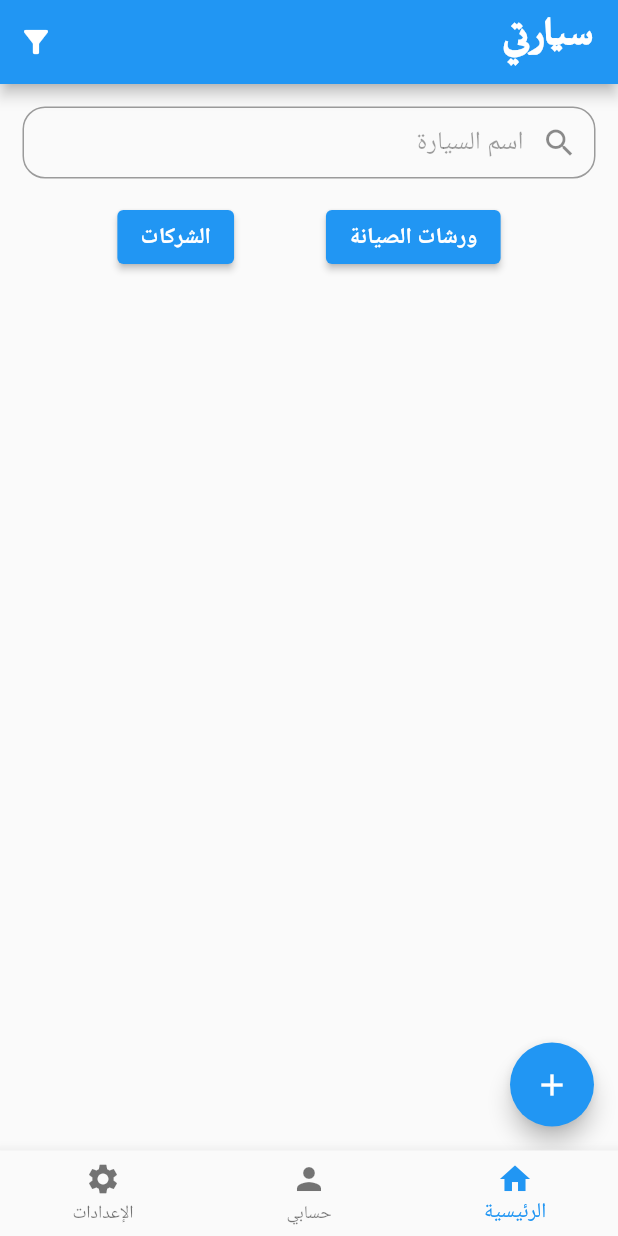
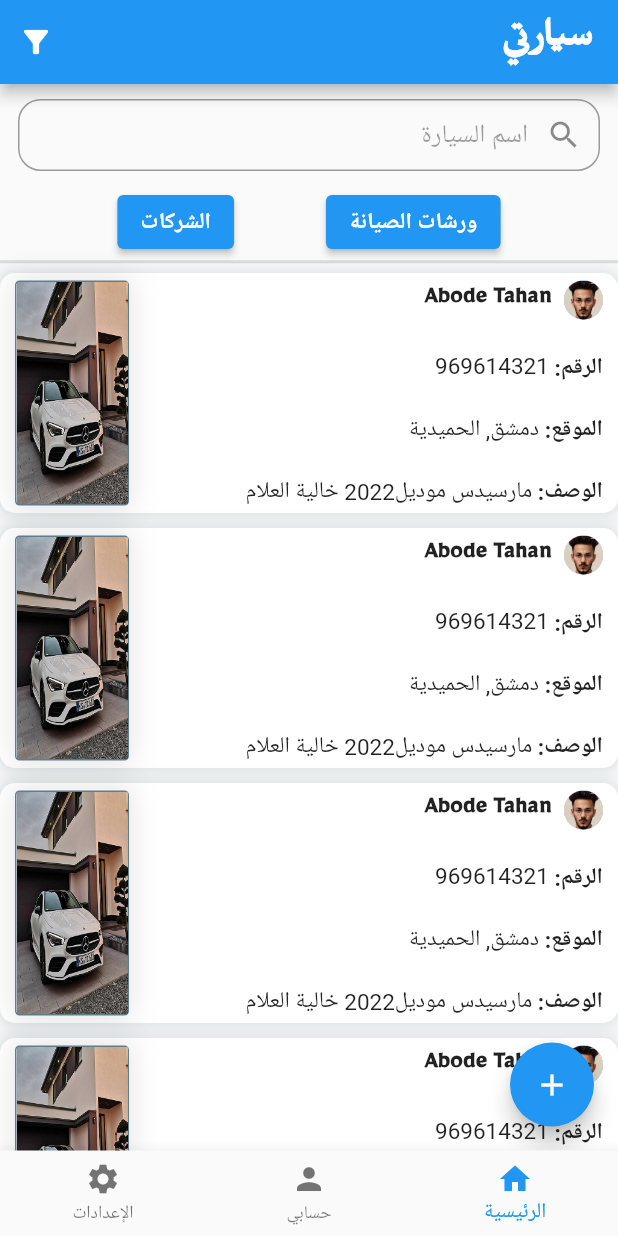
Before and after one commit to MajdBadran/myCar, a Flutter app: the screen it shows after launch, on a phone screen of 412 x 824 dp. Run offline on Flutter 3.47's test engine with Material 2 defaults, Android fonts, the phone set to English and light mode, and no system bars; our stand-ins replace flutter_otp_text_field, get, get_storage.

Commit message:
HomePage Commit

```diff
--- /dev/null
+++ b/lib/Widget/InfoPost_Widget.dart
@@ -0,0 +1,109 @@
+import 'package:flutter/material.dart';
+import 'package:get/get.dart';
+import 'package:mycar/home/displayPost.dart';
+import '../model/postInfo_Model.dart';
+import '../model/userprofile_model.dart';
+import 'ProfileWidget.dart';
+
+class InfoPost extends StatelessWidget {
+  const InfoPost({Key? key}) : super(key: key);
+
+  @override
+  Widget build(BuildContext context) {
+    final post = PostPreferences.PostInfo;
+    final user = UserPreferences.myUser;
+    return InkWell(
+      onTap: (){Get.to(DisplayPost());},
+      child: Container(
+        margin: EdgeInsets.symmetric(vertical: 5),
+        decoration: BoxDecoration(
+          color: Colors.white,
+          borderRadius: BorderRadius.circular(10),
+          boxShadow: [
+            BoxShadow(
+                spreadRadius: 2,
+                blurRadius: 8,
+                color: Colors.blueGrey.withOpacity(0.2)),
+          ],
+        ),
+        height: 160,
+        child: Padding(
+            padding:
+                const EdgeInsets.only(top: 5, left: 10, right: 10, bottom: 5),
+            child: Row(
+              mainAxisAlignment: MainAxisAlignment.spaceBetween,
+              children: [
+                Column(
+                  crossAxisAlignment: CrossAxisAlignment.start,
+                  mainAxisAlignment: MainAxisAlignment.spaceBetween,
+                  children: [
+                    Row(
+                      children: [
+                        CircleAvatar(
+                          child: ProfileWidget(imagePath: user.image),
+                          radius: 13,
+                        ),
+                        SizedBox(
+                          width: 8,
+                        ),
+                        Text(
+                          post.name,
+                          style: TextStyle(
+                              fontSize: 17,
+                              fontWeight: FontWeight.bold,
+                              fontFamily: "Mirza"),
+                        ),
+                      ],
+                    ),
+                    Row(
+                      children: [
+                        Text("الرقم: ",
+                            style: TextStyle(
+                              fontWeight: FontWeight.bold,
+                            )),
+                        Text("${post.number}"),
+                      ],
+                    ),
+                    Row(
+                      children: [
+                        Text("الموقع: ",
+                            style: TextStyle(
+                              fontWeight: FontWeight.bold,
+                            )),
+                        Text("${post.location}"),
+                      ],
+                    ),
+                    Row(
+                      children: [
+                        Text("الوصف: ",
+                            style: TextStyle(
+                              fontWeight: FontWeight.bold,
+                            )),
+                        Text("${post.description}"),
+                      ],
+                    ),
+                  ],
+                ),
+                Container(
+                    alignment: Alignment.topRight,
+                    height: 150,
+                    width: 76,
+                    decoration: BoxDecoration(
+                        borderRadius: BorderRadius.circular(3),
+                        border: Border.all(color: Colors.blueGrey),
+                        shape: BoxShape.rectangle,
+                        boxShadow: [
+                          BoxShadow(
+                              spreadRadius: 2,
+                              blurRadius: 15,
+                              color: Colors.black.withOpacity(0.1))
+                        ]),
+                    child: Image(
+                      image: AssetImage(post.image),
+                    )),
+              ],
+            )),
+      ),
+    );
+  }
+}
--- a/lib/auth/login.dart
+++ b/lib/auth/login.dart
@@ -5,12 +5,6 @@ import 'package:mycar/controller/logIn_controller.dart';
 import '../Widget/buttonAuth.dart';
 import '../Widget/textFormField.dart';
 import '../function/validInPut.dart';
-// import 'signup.dart';
-// import 'package:get_storage/get_storage.dart';
-// import '../function/validInPut.dart';
-// import 'package:mycar/auth/password.dart';
-// import 'package:mycar/home/homescreen.dart';
-// import 'package:mycar/function/alertexit.dart';
 
 class LogIn extends StatefulWidget {
   const LogIn({Key? key}) : super(key: key);
--- a/lib/home/homepage.dart
+++ b/lib/home/homepage.dart
@@ -3,11 +3,8 @@ import 'package:get/get.dart';
 import 'package:mycar/function/alertexit.dart';
 import 'package:mycar/home/companies.dart';
 import 'package:mycar/home/workshop.dart';
+import '../Widget/InfoPost_Widget.dart';
 import '../auth/login.dart';
-// import 'package:http/http.dart' as http;
-// import 'dart:convert';
-
-// import 'package:mycar/home/settings.dart';
 
 class HomePage extends StatefulWidget {
   const HomePage({Key? key}) : super(key: key);
@@ -45,7 +42,7 @@ class _HomePageState extends State<HomePage> {
             child: ListView(
               children: [
                 Container(
-                  margin: EdgeInsets.all(15),
+                  margin: EdgeInsets.symmetric(vertical: 10, horizontal: 12),
                   child: Expanded(
                     child: TextFormField(
                       keyboardType: TextInputType.text,
@@ -82,12 +79,118 @@ class _HomePageState extends State<HomePage> {
                     ],
                   ),
                 ),
-                Column(
-                  children: [],
-                )
+                Divider(
+                  thickness: 2,
+                  height: 5,
+                ),
+                InfoPost(),
+                InfoPost(),
+                InfoPost(),
+                InfoPost(),
+                InfoPost(),
+                InfoPost(),
               ],
             ),
           ),
         ));
   }
 }
+
+/////  Post Information Widget ////////////
+
+// final post = PostPreferences.PostInfo;
+// final user = UserPreferences.myUser;
+
+// InkWell(
+// child: Container(
+// decoration: BoxDecoration(
+// color: Colors.white,
+// borderRadius: BorderRadius.circular(10),
+// boxShadow: [
+// BoxShadow(
+// spreadRadius: 1,
+// blurRadius: 8,
+// color: Colors.black.withOpacity(0.1)),
+// ],
+// ),
+// height: 160,
+// child: Padding(
+// padding: const EdgeInsets.all(7),
+// child: Row(
+// mainAxisAlignment: MainAxisAlignment.spaceBetween,
+// children: [
+// Column(
+// crossAxisAlignment: CrossAxisAlignment.start,
+// mainAxisAlignment:
+// MainAxisAlignment.spaceBetween,
+// children: [
+// Row(
+// children: [
+// CircleAvatar(
+// child: ProfileWidget(
+// imagePath: user.image),
+// radius: 13,
+// ),
+// SizedBox(
+// width: 8,
+// ),
+// Text(
+// post.name,
+// style: TextStyle(
+// fontSize: 17,
+// fontWeight: FontWeight.bold,
+// fontFamily: "Mirza"),
+// ),
+// ],
+// ),
+// Row(
+// children: [
+// Text("الرقم: ",
+// style: TextStyle(
+// fontWeight: FontWeight.bold,
+// )),
+// Text("${post.number}"),
+// ],
+// ),
+// Row(
+// children: [
+// Text("الموقع: ",
+// style: TextStyle(
+// fontWeight: FontWeight.bold,
+// )),
+// Text("${post.location}"),
+// ],
+// ),
+// Row(
+// children: [
+// Text("الوصف: ",
+// style: TextStyle(
+// fontWeight: FontWeight.bold,
+// )),
+// Text("${post.description}"),
+// ],
+// ),
+// ],
+// ),
+//
+// Container(
+// alignment: Alignment.topRight,
+// height: 150,
+// width: 74,
+// decoration: BoxDecoration(
+// borderRadius: BorderRadius.circular(3),
+// border: Border.all(color: Colors.blueGrey),
+// shape: BoxShape.rectangle,
+// boxShadow: [
+// BoxShadow(
+// spreadRadius: 2,
+// blurRadius: 15,
+// color: Colors.black.withOpacity(0.1))
+// ]),
+// child: Image(
+// image: AssetImage(post.image),
+// )),
+// ],
+// )),
+// ),
+// ),
--- a/lib/home/homescreen.dart
+++ b/lib/home/homescreen.dart
@@ -1,10 +1,7 @@
 import 'package:flutter/material.dart';
-// import 'package:get/get.dart';
-// import 'package:mycar/auth/login.dart';
 import 'package:mycar/home/homepage.dart';
 import 'package:mycar/home/profile.dart';
 import 'package:mycar/setting.dart/settings.dart';
-// import 'package:mycar/home/workshop.dart';
 
 class HomeScreen extends StatefulWidget {
   const HomeScreen({Key? key}) : super(key: key);
@@ -23,7 +20,6 @@ class _HomeScreenState extends State<HomeScreen> {
   @override
   Widget build(BuildContext context) {
     return Scaffold(
-
       body: Center(
         child: listpage[currentPage],
       ),
--- /dev/null
+++ b/lib/model/postInfo_Model.dart
@@ -0,0 +1,32 @@
+class Post {
+  late int number;
+  late String name;
+  late String description;
+  late String location;
+  late String image;
+  Post(
+      {required this.number,
+      required this.name,
+      required this.location,
+      required this.description,
+      required this.image});
+}
+
+// List<Post> posts = [
+//   Post(
+//     number: 0969614321,
+//     name: "الدمشقي",
+//     description: "موديل 2022",
+//     image: "images/car.jpeg",
+//     location: 'دمشق, الحميدية',
+//   ),
+// ];
+
+class PostPreferences {
+  static Post PostInfo = Post(
+      number: 0969614321,
+      name: "Abode Tahan",
+      location: 'دمشق, الحميدية',
+      description: "مارسيدس موديل2022 خالية العلام",
+      image: "images/car.jpeg");
+}
```
Also changed, not shown: lib/Widget/userInfo.dart (+8 -3 lines), lib/auth/signup.dart (+2 -9 lines), lib/home/displayPost.dart (added, +16 -0 lines), lib/model/post.dart (deleted, +0 -47 lines), lib/screenTest.dart (added, +121 -0 lines), images/car.jpeg.
